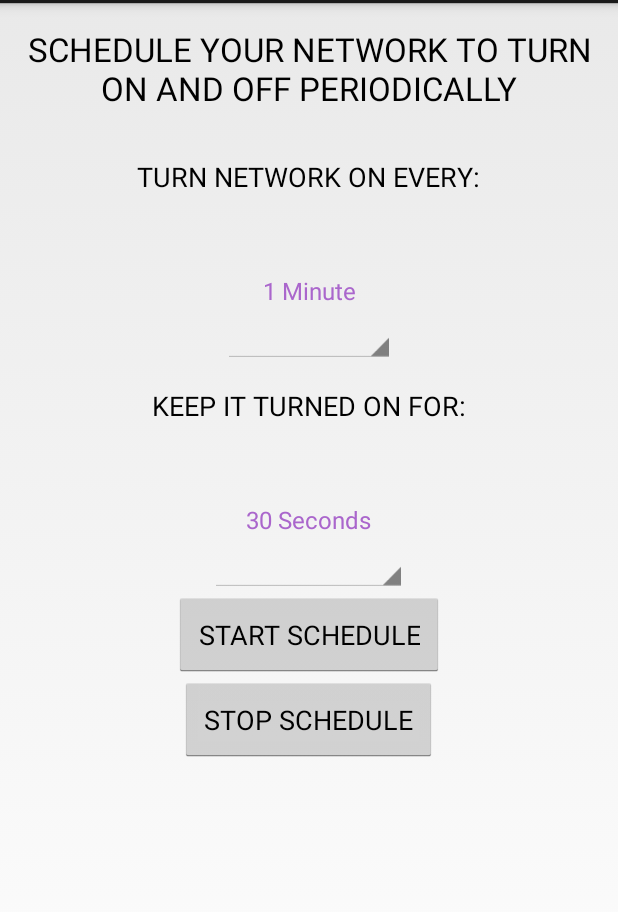
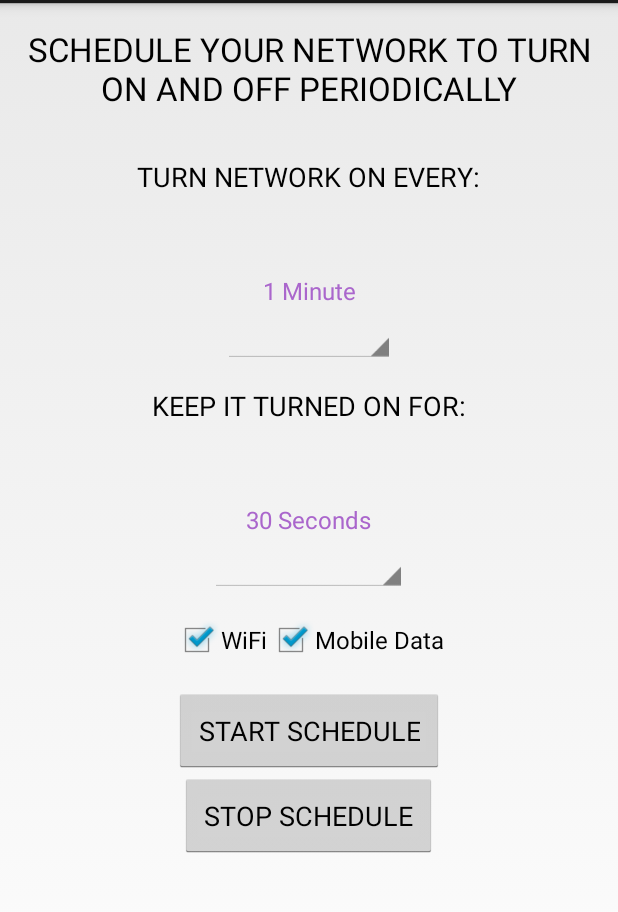
Before and after one commit to nickbodd/periodicnetwork, an Android app: the screen it shows after launch (MainActivity), after a tap on "START SCHEDULE", on a phone screen of 412 x 824 dp, the part 69-981 px from its top. Run offline under Robolectric (Android 15) with nearby library versions, the phone set to English and light mode, and no system bars.

Commit message:
Added checkboxes to wifi and data to selectively choose what to toggle. Made code changes to support the logic.

```diff
--- a/app/src/main/java/apps/networklabs/periodicnetwork/MainFragment.java
+++ b/app/src/main/java/apps/networklabs/periodicnetwork/MainFragment.java
@@ -15,6 +15,7 @@ import android.view.View;
 import android.view.ViewGroup;
 import android.widget.ArrayAdapter;
 import android.widget.Button;
+import android.widget.CheckBox;
 import android.widget.Spinner;
 import android.widget.Toast;
 
@@ -26,6 +27,8 @@ public class MainFragment extends Fragment {
     };
     private Spinner mRepeatSpinner;
     private Spinner mActiveSpinner;
+    private CheckBox mWifiBox;
+    private CheckBox mDataBox;
 
     private static enum REPEAT_TIME_ENUM {
         ALARM_REPEAT_1_MINUTES ,
@@ -99,11 +102,19 @@ public class MainFragment extends Fragment {
         mActiveSpinner = (Spinner) getActivity().findViewById(R.id.activeTimeSpinner);
         mActiveSpinner.setAdapter(activeTimesAdapter);
 
+        mWifiBox = (CheckBox) getActivity().findViewById(R.id.wifiBox);
+        mDataBox = (CheckBox) getActivity().findViewById(R.id.dataBox);
+
         final SharedPreferences sharedPref = getActivity().getPreferences(Context.MODE_PRIVATE);
         int repeatTimeIndex = sharedPref.getInt(getString(R.string.REPEAT_TIME_NAME), 0);
         int activeTimeIndex = sharedPref.getInt(getString(R.string.ACTIVE_TIME_NAME), 0);
+        boolean wifi = sharedPref.getBoolean(getString(R.string.wifi), true);
+        boolean data = sharedPref.getBoolean(getString(R.string.mobile_data), true);
+
         mRepeatSpinner.setSelection(repeatTimeIndex);
         mActiveSpinner.setSelection(activeTimeIndex);
+        mWifiBox.setChecked(wifi);
+        mDataBox.setChecked(data);
 
         Button storeButton = (Button) getActivity().findViewById(R.id.store_button);
         storeButton.setOnClickListener(new View.OnClickListener() {
@@ -123,9 +134,16 @@ public class MainFragment extends Fragment {
                     SharedPreferences.Editor editor = sharedPref.edit();
                     editor.putInt(getString(R.string.REPEAT_TIME_NAME), mRepeatSpinner.getSelectedItemPosition());
                     editor.putInt(getString(R.string.ACTIVE_TIME_NAME), mActiveSpinner.getSelectedItemPosition());
+                    editor.putBoolean(getString(R.string.wifi), mWifiBox.isChecked());
+                    editor.putBoolean(getString(R.string.mobile_data), mDataBox.isChecked());
                     editor.commit();
+                    Log.d(LOG_TAG, "Wifi & Data: " + mWifiBox.isSelected() + " " +
+                                                     mDataBox.isSelected());
 
-                    mListener.storeButtonClicked(delayMs, activeMs);
+                    if (mWifiBox.isChecked() || mDataBox.isChecked())  {
+                        mListener.storeButtonClicked(delayMs, activeMs,
+                                mWifiBox.isChecked(), mDataBox.isChecked());
+                    }
                 } else {
                     Log.d(LOG_TAG, "Invalid arguments to service.. Quitting!");
                     Toast.makeText(getActivity().getApplicationContext(), "Invalid Entry!", Toast.LENGTH_LONG).show();
@@ -148,7 +166,7 @@ public class MainFragment extends Fragment {
     }
 
     public interface MainFragmentButtonsListener {
-        public void storeButtonClicked(long repeatMs, long activeMs);
+        public void storeButtonClicked(long repeatMs, long activeMs, boolean wifi, boolean data);
         public void releaseButtonClicked();
     }
 
--- a/app/src/main/res/layout/fragment_scrolling_main.xml
+++ b/app/src/main/res/layout/fragment_scrolling_main.xml
@@ -64,6 +64,26 @@
                 android:gravity="center_horizontal"/>
             />
 
+            <LinearLayout
+                android:layout_width="match_parent"
+                android:layout_height="wrap_content"
+                android:gravity="center_horizontal"
+                android:padding="@dimen/activity_vertical_margin">
+
+                <CheckBox
+                    android:layout_width="wrap_content"
+                    android:layout_height="wrap_content"
+                    android:text="@string/wifi"
+                    android:id="@+id/wifiBox"/>
+
+                <CheckBox
+                    android:layout_width="wrap_content"
+                    android:layout_height="wrap_content"
+                    android:text="@string/mobile_data"
+                    android:id="@+id/dataBox"/>
+
+            </LinearLayout>
+
             <Button
                 android:layout_width="wrap_content"
                 android:layout_height="wrap_content"
--- a/app/src/main/res/values/strings.xml
+++ b/app/src/main/res/values/strings.xml
@@ -11,5 +11,7 @@
     <string name="hello_blank_fragment">Hello blank fragment</string>
     <string name="REPEAT_TIME_NAME">REPEAT_TIME</string>
     <string name="ACTIVE_TIME_NAME">ACTIVE_TIME</string>
+    <string name="wifi">WiFi</string>
+    <string name="mobile_data">Mobile Data</string>
 
 </resources>
```
Also changed, not shown: app/src/main/java/apps/networklabs/periodicnetwork/MainActivity.java (+41 -16 lines).
